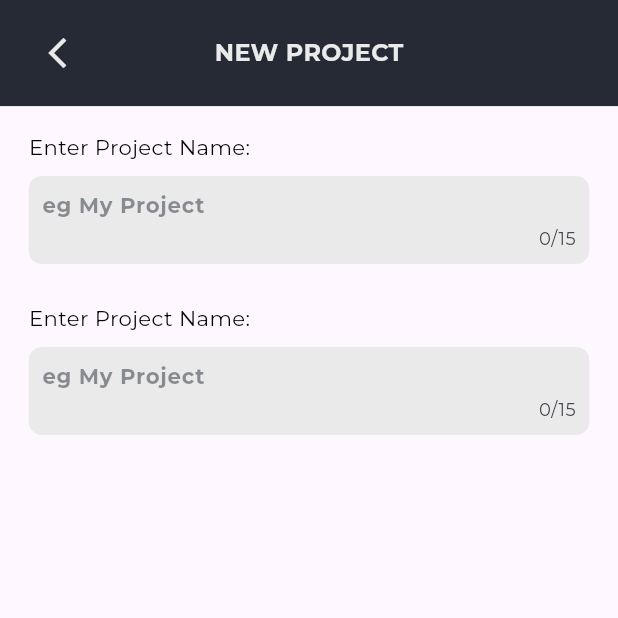
After one commit to junaiiiid/sync_flow, a Flutter app: the CreateProjectsScreen screen opened by its route, on a phone screen of 412 x 824 dp, the top half of it. The commit adds this screen. Run offline on Flutter 3.47's test engine with Material 3 defaults, Android fonts, the phone set to English and light mode, and no system bars; our stand-ins replace dio, flutter_riverpod, flutter_screenutil, flutter_svg, get_it, go_router and 3 more; network calls fail; statements that could not run were skipped.

Commit message:
create projects screen added

```diff
--- /dev/null
+++ b/lib/features/projects/ui/create_projects_screen.dart
@@ -0,0 +1,40 @@
+import 'package:flow_sync/features/home/ui/widgets/custom_app_bar.dart';
+import 'package:flow_sync/global_widgets/app_text_fields.dart';
+import 'package:flow_sync/styles_and_themes/app_colors.dart';
+import 'package:flow_sync/styles_and_themes/app_text_styles.dart';
+import 'package:flutter/material.dart';
+import 'package:flutter_screenutil/flutter_screenutil.dart';
+
+class CreateProjectsScreen extends StatelessWidget {
+  static const String id = '/create_project';
+  const CreateProjectsScreen({super.key});
+
+  @override
+  Widget build(BuildContext context) {
+    return Container(
+      color: AppColors.darkGrey,
+      child: SafeArea(
+        child: Scaffold(
+          appBar: CustomAppBar.appBarWithBackButton(title: "NEW PROJECT"),
+          body: Padding(
+            padding: EdgeInsets.symmetric(vertical: 10.h, horizontal: 10.w),
+            child: ListView(
+              children: [
+                AppTextFields.basicTextField(
+                  title: "Enter Project Name:",
+                  hintText: "eg My Project",
+                  controller: TextEditingController(),
+                ),
+                AppTextFields.basicTextField(
+                  title: "Enter Project Name:",
+                  hintText: "eg My Project",
+                  controller: TextEditingController(),
+                ),
+              ],
+            ),
+          ),
+        ),
+      ),
+    );
+  }
+}
--- /dev/null
+++ b/lib/global_widgets/app_text_fields.dart
@@ -0,0 +1,49 @@
+import 'package:flutter/material.dart';
+import 'package:flutter_screenutil/flutter_screenutil.dart';
+
+import '../styles_and_themes/app_colors.dart';
+import '../styles_and_themes/app_text_styles.dart';
+
+class AppTextFields {
+  AppTextFields._();
+
+  static Widget basicTextField(
+      {required String title,
+      required String hintText,
+      required TextEditingController controller,
+      EdgeInsetsGeometry? padding,int? maxLength}) {
+    return Padding(
+      padding:
+          padding ?? EdgeInsets.symmetric(horizontal: 10.w, vertical: 10.h),
+      child: Column(
+        crossAxisAlignment: CrossAxisAlignment.start,
+        children: [
+          Text(
+            title,
+            style: AppTextStyles.labelLarge,
+          ),
+          Container(
+              decoration: BoxDecoration(
+                color: AppColors.lightGrey,
+                borderRadius: BorderRadius.all(
+                  Radius.circular(10.r),
+                ),
+              ),
+              padding: padding ??
+                  EdgeInsets.symmetric(vertical: 10.h, horizontal: 10.h),
+              margin: EdgeInsets.symmetric(vertical: 10.h),
+              child: TextField(
+                controller: controller,
+                style: AppTextStyles.displaySmall,
+                decoration: InputDecoration.collapsed(
+                    hintStyle: AppTextStyles.displaySmall?.copyWith(
+                      color: AppColors.darkGrey.withOpacity(0.5),
+                    ),
+                    hintText: hintText),
+                maxLength: maxLength??15,
+              )),
+        ],
+      ),
+    );
+  }
+}
--- a/lib/services/provider_service.dart
+++ b/lib/services/provider_service.dart
@@ -8,6 +8,7 @@ import 'package:flow_sync/features/settings/view_model/settings_view_model.dart'
 import 'package:flow_sync/services/state_service.dart';
 import 'package:flutter_riverpod/flutter_riverpod.dart';
 
+import '../features/projects/view_model/create_new_project_view_model.dart';
 import '../features/splash/view_model/splash_view_model.dart';
 
 class ProviderService {
@@ -36,4 +37,7 @@ class ProviderService {
 
   static ChangeNotifierProvider<SettingsViewModel> settingsProvider =
   StateService.createProvider(() => SettingsViewModel());
+
+  static ChangeNotifierProvider<CreateNewProjectViewModel> createNewProjectProvider =
+  StateService.createProvider(() => CreateNewProjectViewModel());
 }
--- a/lib/services/route_service.dart
+++ b/lib/services/route_service.dart
@@ -1,5 +1,6 @@
 import 'package:flow_sync/features/comments/ui/comments_screen.dart';
 import 'package:flow_sync/features/labels/ui/labels_screen.dart';
+import 'package:flow_sync/features/projects/ui/create_projects_screen.dart';
 import 'package:flow_sync/services/state_service.dart';
 import 'package:flutter/cupertino.dart';
 import 'package:go_router/go_router.dart';
@@ -20,6 +21,8 @@ class RouteService {
           routeName: CommentsScreen.id, page: const CommentsScreen()),
       RouteNames.getRoute(
           routeName: LabelsScreen.id, page: const LabelsScreen()),
+      RouteNames.getRoute(
+          routeName: CreateProjectsScreen.id, page: const CreateProjectsScreen()),
     ],
   );
 }
```
Also changed, not shown: lib/features/projects/ui/projects_screen.dart (+17 -7 lines), lib/features/projects/view_model/create_new_project_view_model.dart (added, +20 -0 lines), lib/global_widgets/app_buttons.dart (+36 -3 lines).
